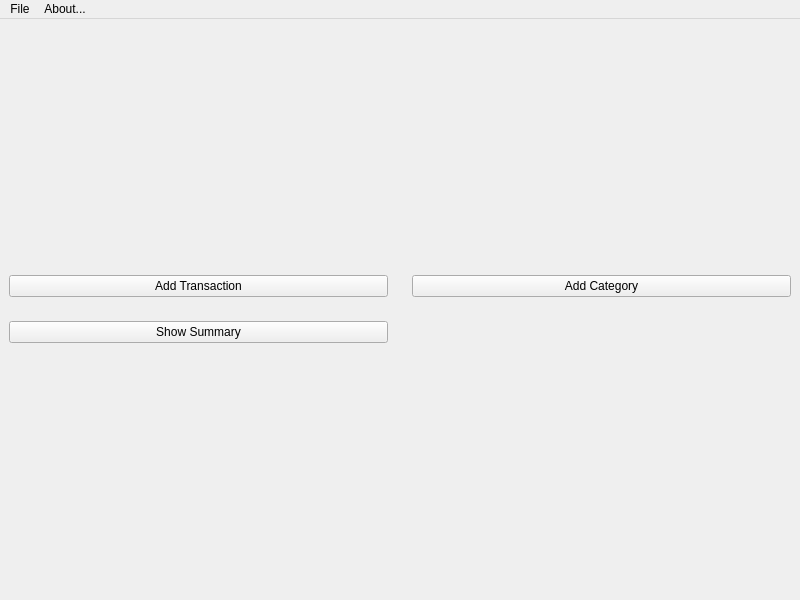
Qt form simba/src/ui/MainWindow.ui (spineda2019/Simba) before a commit.
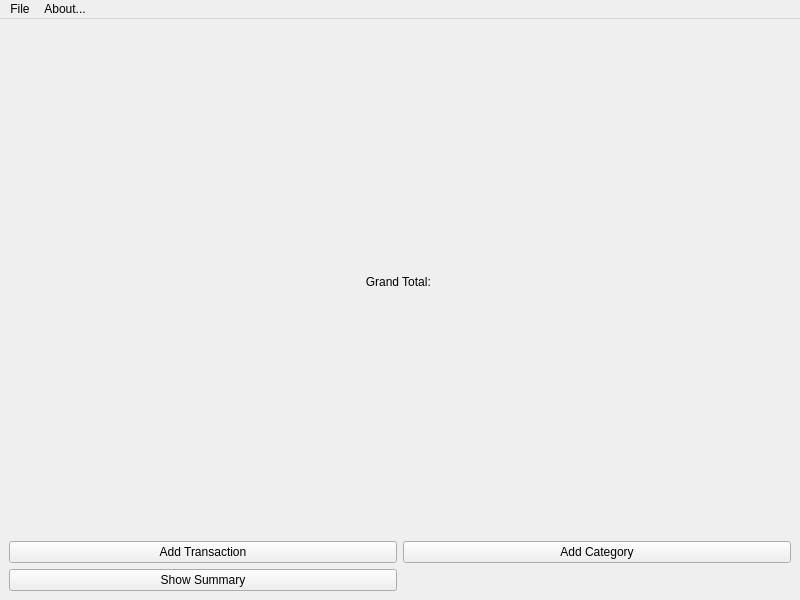
The same form after that commit.

The edit to the form file:
```diff
--- a/simba/src/ui/MainWindow.ui
+++ b/simba/src/ui/MainWindow.ui
@@ -14,20 +14,8 @@
    <string>MainWindow</string>
   </property>
   <widget class="QWidget" name="centralwidget">
-   <layout class="QGridLayout" name="gridLayout_2">
-    <item row="0" column="0">
      <layout class="QGridLayout" name="gridLayout">
-      <property name="spacing">
-       <number>24</number>
-      </property>
-      <item row="0" column="1">
-       <widget class="QPushButton" name="button_add_category">
-        <property name="text">
-         <string>Add Category</string>
-        </property>
-       </widget>
-      </item>
-      <item row="0" column="0">
+    <item row="1" column="0">
        <widget class="QPushButton" name="button_add_transaction">
         <property name="styleSheet">
          <string notr="true"/>
@@ -37,14 +25,29 @@
         </property>
        </widget>
       </item>
-      <item row="1" column="0">
+    <item row="1" column="1">
+     <widget class="QPushButton" name="button_add_category">
+      <property name="text">
+       <string>Add Category</string>
+      </property>
+     </widget>
+    </item>
+    <item row="2" column="0">
        <widget class="QPushButton" name="button_show_summary">
         <property name="text">
          <string>Show Summary</string>
         </property>
        </widget>
       </item>
-     </layout>
+    <item row="0" column="0" colspan="2">
+     <widget class="QLabel" name="grand_total_label">
+      <property name="text">
+       <string>Grand Total: </string>
+      </property>
+      <property name="alignment">
+       <set>Qt::AlignmentFlag::AlignCenter</set>
+      </property>
+     </widget>
     </item>
    </layout>
   </widget>
```
Lines whose indentation alone changed are shown as unchanged.
